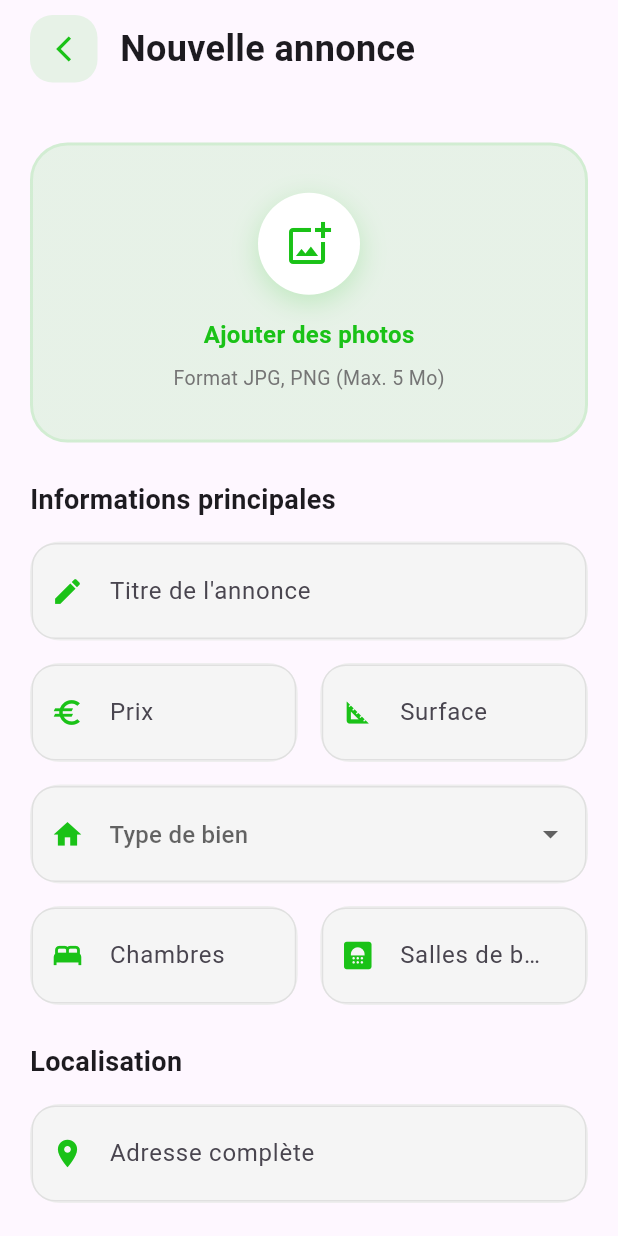
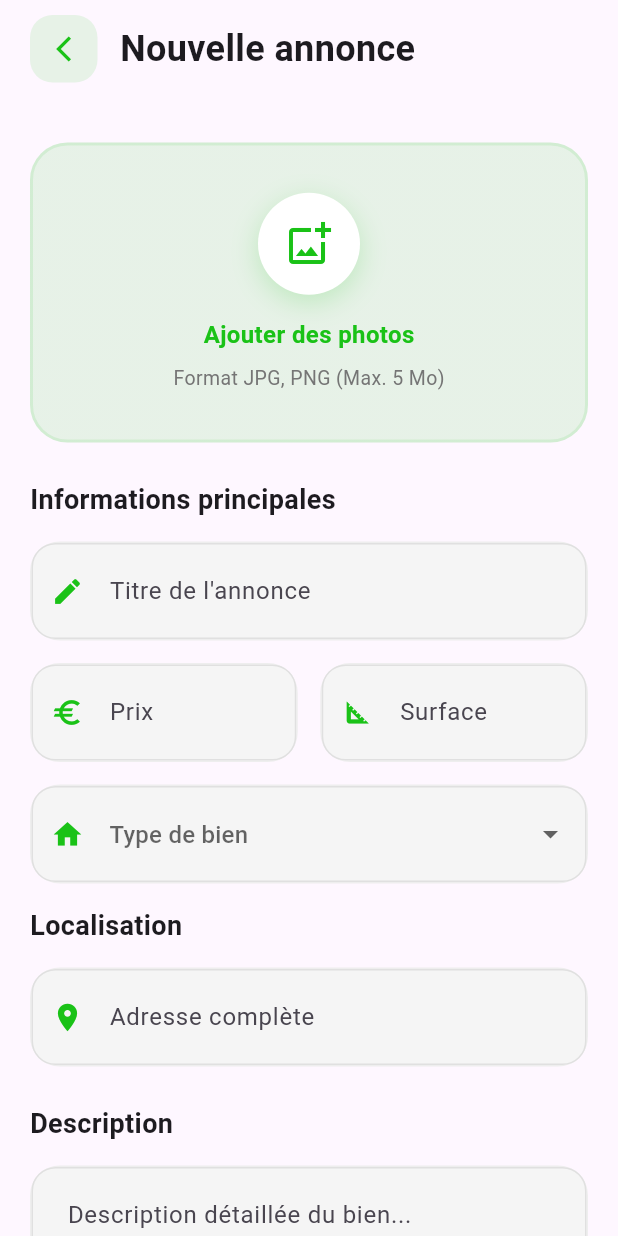
Before and after one commit to laspi0/booking-app, a Flutter app: the AddPage screen opened directly, on a phone screen of 412 x 824 dp. Run offline on Flutter 3.47's test engine with Material 3 defaults, Android fonts, the phone set to English and light mode, and no system bars; our stand-ins replace cached_network_image, dio, flutter_vector_icons, image_picker, shared_preferences, webview_flutter; accounts and stored records are empty.

Commit message:
Refactor AddPage: Remove unused bedroom and bathroom controllers, improve Snackbar messages for listing creation, and enhance input validation. Clean up code formatting for better readability.

```diff
--- a/lib/screens/add_page.dart
+++ b/lib/screens/add_page.dart
@@ -36,8 +36,6 @@ class _AddPageState extends State<AddPage> {
   final _priceController = TextEditingController();
   final _measurementController = TextEditingController();
   final _addressController = TextEditingController();
-  final _bedroomsController = TextEditingController();
-  final _bathroomsController = TextEditingController();
 
   String? _selectedType;
   List<XFile> _photos = [];
@@ -49,8 +47,6 @@ class _AddPageState extends State<AddPage> {
     _priceController.dispose();
     _measurementController.dispose();
     _addressController.dispose();
-    _bedroomsController.dispose();
-    _bathroomsController.dispose();
     super.dispose();
   }
 
@@ -65,7 +61,8 @@ class _AddPageState extends State<AddPage> {
   Future<void> _submitListing() async {
     if (!_formKey.currentState!.validate()) {
       ScaffoldMessenger.of(context).showSnackBar(
-        const SnackBar(content: Text('Veuillez remplir tous les champs requis')),
+        const SnackBar(
+            content: Text('Veuillez remplir tous les champs requis')),
       );
       return;
     }
@@ -78,7 +75,7 @@ class _AddPageState extends State<AddPage> {
     }
 
     try {
-      Listing listing = await _listingService.createListing(
+      await _listingService.createListing(
         title: _titleController.text,
         description: _descriptionController.text,
         price: double.parse(_priceController.text),
@@ -88,14 +85,18 @@ class _AddPageState extends State<AddPage> {
         photos: _photos,
       );
 
+      if (mounted) {
         ScaffoldMessenger.of(context).showSnackBar(
-        SnackBar(content: Text('Annonce créée : ${listing.title}')),
+          const SnackBar(content: Text('Annonce créée avec succès')),
         );
         Navigator.pop(context);
+      }
     } catch (e) {
+      if (mounted) {
         ScaffoldMessenger.of(context).showSnackBar(
           SnackBar(content: Text('Erreur lors de la création : $e')),
         );
+      }
     }
   }
 
@@ -258,7 +259,8 @@ class _AddPageState extends State<AddPage> {
           border: InputBorder.none,
           contentPadding: const EdgeInsets.all(20),
         ),
-        validator: (value) => value?.isEmpty == true ? 'Ce champ est requis' : null,
+        validator: (value) =>
+            value?.isEmpty == true ? 'Ce champ est requis' : null,
       ),
     );
   }
@@ -312,7 +314,8 @@ class _AddPageState extends State<AddPage> {
                       const SizedBox(height: 25),
                       const Text(
                         'Informations principales',
-                        style: TextStyle(/*  */
+                        style: TextStyle(
+                          /*  */
                           fontSize: 18,
                           fontWeight: FontWeight.bold,
                         ),
@@ -368,11 +371,17 @@ class _AddPageState extends State<AddPage> {
                             border: InputBorder.none,
                             contentPadding: EdgeInsets.all(20),
                           ),
-  items: ['room', 'studio', 'apartment', 'villa']  // Utiliser les valeurs en anglais
+                          items: [
+                            'room',
+                            'studio',
+                            'apartment',
+                            'villa'
+                          ] // Utiliser les valeurs en anglais
                               .map((String type) {
                             return DropdownMenuItem<String>(
                               value: type,
-      child: Text(_getTypeLabel(type)),  // Fonction pour afficher le label en français
+                              child: Text(_getTypeLabel(
+                                  type)), // Fonction pour afficher le label en français
                             );
                           }).toList(),
                           onChanged: (value) {
@@ -380,33 +389,12 @@ class _AddPageState extends State<AddPage> {
                               _selectedType = value;
                             });
                           },
-  validator: (value) =>
-      value == null ? 'Veuillez sélectionner un type' : null,
+                          validator: (value) => value == null
+                              ? 'Veuillez sélectionner un type'
+                              : null,
                         ),
                       ),
                       const SizedBox(height: 15),
-                      Row(
-                        children: [
-                          Expanded(
-                            child: _buildTextField(
-                              _bedroomsController,
-                              'Chambres',
-                              Icons.bed,
-                              keyboardType: TextInputType.number,
-                            ),
-                          ),
-                          const SizedBox(width: 15),
-                          Expanded(
-                            child: _buildTextField(
-                              _bathroomsController,
-                              'Salles de bain',
-                              Icons.bathroom,
-                              keyboardType: TextInputType.number,
-                            ),
-                          ),
-                        ],
-                      ),
-                      const SizedBox(height: 25),
                       const Text(
                         'Localisation',
                         style: TextStyle(
@@ -445,8 +433,9 @@ class _AddPageState extends State<AddPage> {
                             border: InputBorder.none,
                             contentPadding: EdgeInsets.all(20),
                           ),
-                          validator: (value) =>
-                              value?.isEmpty == true ? 'Ce champ est requis' : null,
+                          validator: (value) => value?.isEmpty == true
+                              ? 'Ce champ est requis'
+                              : null,
                         ),
                       ),
                       const SizedBox(height: 30),
@@ -457,7 +446,10 @@ class _AddPageState extends State<AddPage> {
                           height: 60,
                           decoration: BoxDecoration(
                             gradient: const LinearGradient(
-                              colors: [AppTheme.primaryColor, AppTheme.primaryColor],
+                              colors: [
+                                AppTheme.primaryColor,
+                                AppTheme.primaryColor
+                              ],
                             ),
                             borderRadius: BorderRadius.circular(20),
                             boxShadow: [
```
Lines whose indentation alone changed are shown as unchanged.
